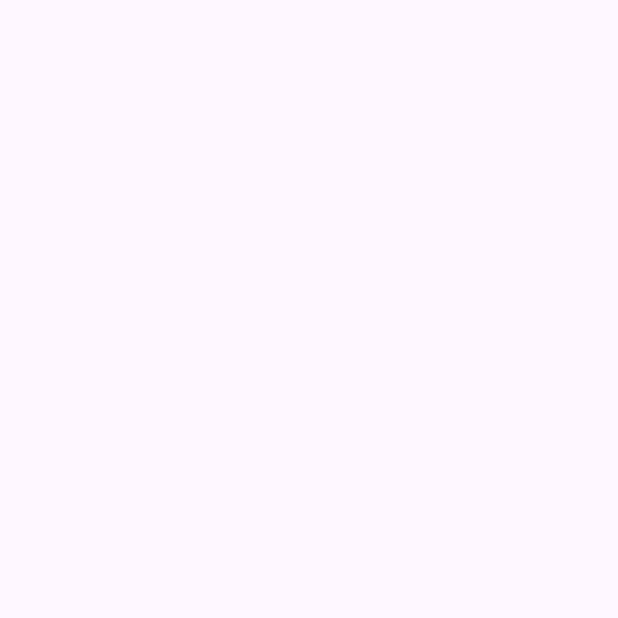
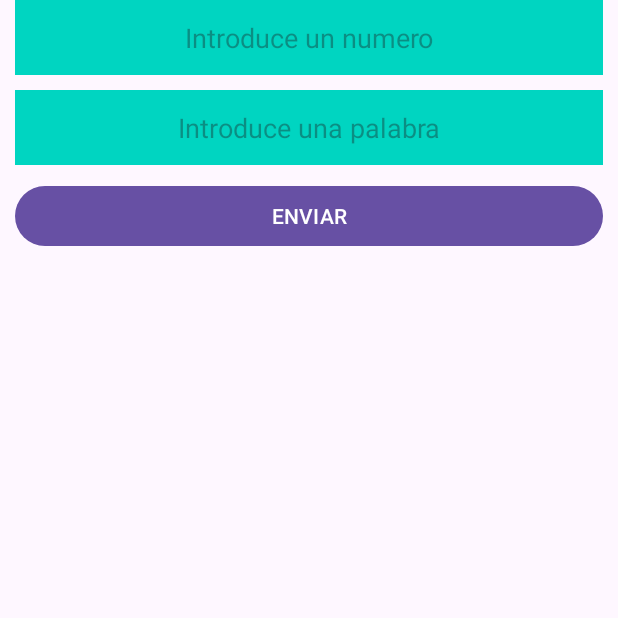
Before and after one commit to MiguelMataRamos/EjerciciosDesarrollo, an Android app: the Ejercicio2 screen opened directly, with no data from a screen before it, on a phone screen of 412 x 824 dp, the top half of it. Before the commit the part shown is empty. Run offline under Robolectric (Android 15) with nearby library versions, the phone set to English and light mode, and no system bars.

Commit message:
ejercicio 2 hecho

```diff
--- a/app/build.gradle
+++ b/app/build.gradle
@@ -4,6 +4,12 @@ plugins {
 }
 
 android {
+
+    //Binding
+    buildFeatures{
+        viewBinding
+    }
+
     namespace 'com.example.ejerciciosdesarrollo'
     compileSdk 33
 
--- a/app/src/main/res/layout/activity_ejercicio2.xml
+++ b/app/src/main/res/layout/activity_ejercicio2.xml
@@ -7,4 +7,39 @@
     android:layout_height="match_parent"
     tools:context=".Ejercicio2">
 
+    <EditText
+        android:id="@+id/num"
+        android:layout_width="match_parent"
+        android:layout_height="50dp"
+        android:hint="Introduce un numero"
+        android:layout_margin="10dp"
+        android:background="@color/gray"
+        android:gravity="center"
+        />
+
+    <EditText
+        android:id="@+id/palabra"
+        android:layout_width="match_parent"
+        android:layout_height="50dp"
+        android:hint="Introduce una palabra"
+        android:layout_margin="10dp"
+        android:background="@color/gray"
+        android:gravity="center"
+        app:layout_constraintTop_toBottomOf="@+id/num"
+        app:layout_constraintStart_toStartOf="parent"
+
+      />
+
+    <Button
+        android:id="@+id/boton"
+        android:layout_width="match_parent"
+        android:layout_height="wrap_content"
+        android:text="ENVIAR"
+        app:layout_constraintTop_toBottomOf="@+id/palabra"
+        app:layout_constraintStart_toStartOf="parent"
+        app:layout_constraintEnd_toEndOf="parent"
+        android:onClick="iniciarVista"
+        android:layout_margin="10dp"
+        />
+
   </androidx.constraintlayout.widget.ConstraintLayout>
```
Also changed, not shown: app/src/main/AndroidManifest.xml (+6 -3 lines), app/src/main/java/com/example/ejerciciosdesarrollo/Ej2Recibir.kt (added, +21 -0 lines), app/src/main/java/com/example/ejerciciosdesarrollo/Ejercicio2.kt (+21 -0 lines), app/src/main/res/layout/activity_ej2_recibir.xml (added, +27 -0 lines).
